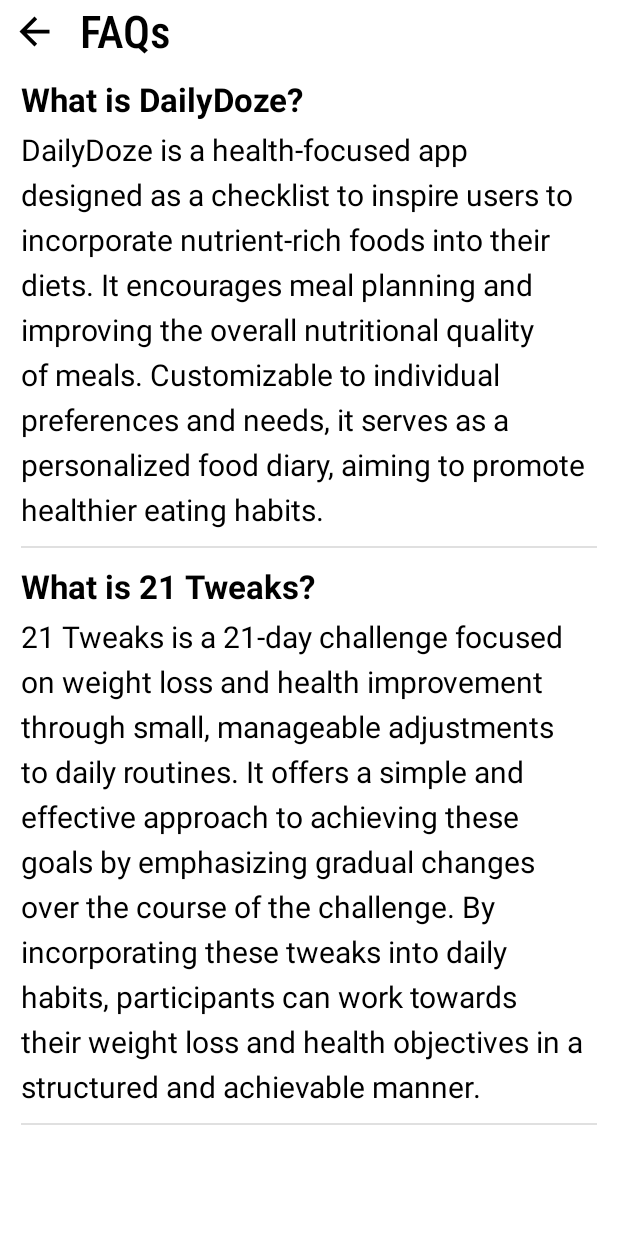
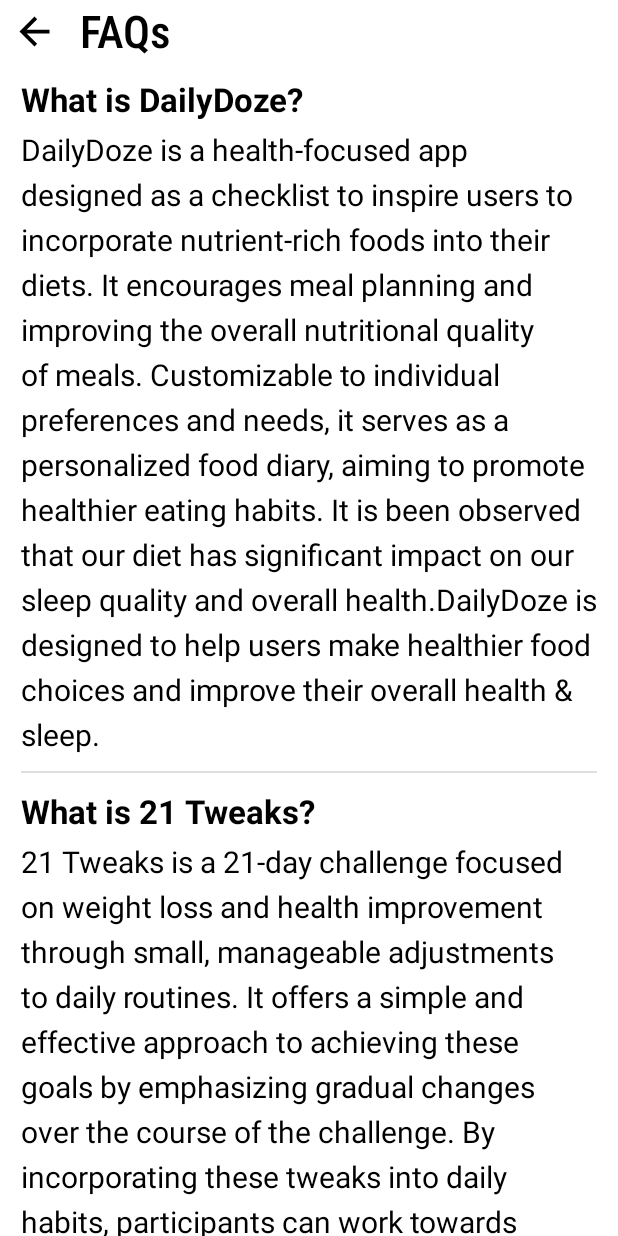
Before and after one commit to ArmanKhanTech/DailyDoze, an Android app: the FAQActivity screen opened directly, with no data from a screen before it, on a phone screen of 412 x 824 dp. Run offline under Robolectric (Android 15) with nearby library versions, the phone set to English and light mode, and no system bars.

Commit message:
Final Commit

```diff
--- a/app/src/main/java/com/android/dailydoze/Activity/FAQActivity.kt
+++ b/app/src/main/java/com/android/dailydoze/Activity/FAQActivity.kt
@@ -25,7 +25,10 @@ class FAQActivity : AppCompatActivity() {
                         "improving the overall nutritional quality of meals. " +
                         "Customizable to individual preferences and needs, " +
                         "it serves as a personalized food diary, aiming to " +
-                        "promote healthier eating habits."
+                        "promote healthier eating habits. It is been observed that our diet " +
+                        "has significant impact on our sleep quality and overall health." +
+                        "DailyDoze is designed to help users make healthier food choices " +
+                        "and improve their overall health & sleep."
             )
         )
         faqItems.add(
```
